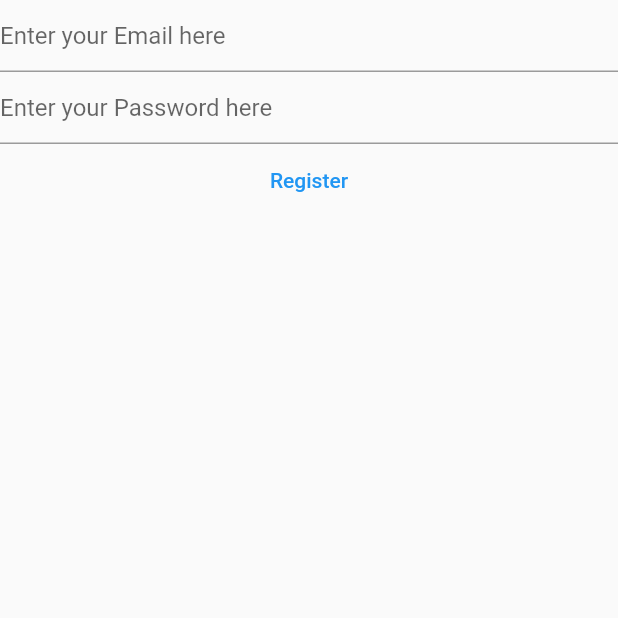
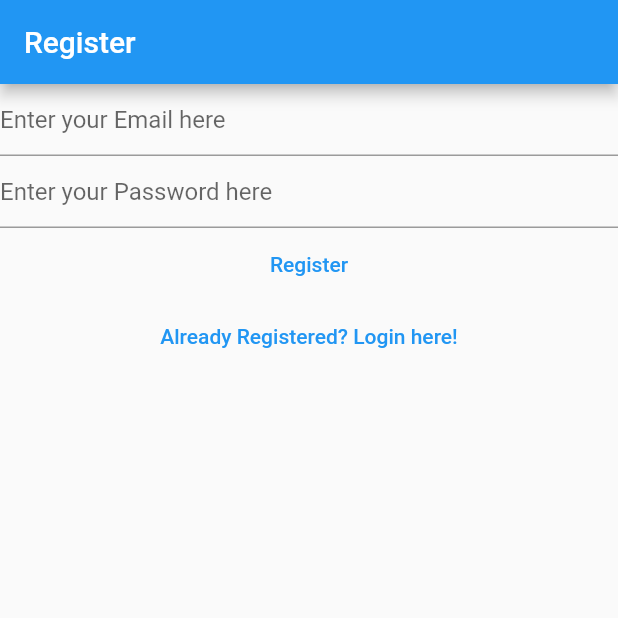
Before and after one commit to stellarboymihir/mynotes, a Flutter app: the RegisterView screen opened directly, on a phone screen of 412 x 824 dp, the top half of it. Run offline on Flutter 3.47's test engine with Material 2 defaults, Android fonts, the phone set to English and light mode, and no system bars; our stand-ins replace firebase_auth, firebase_core; accounts and stored records are empty.

Commit message:
Link between Login and Register View

```diff
--- a/lib/views/login_view.dart
+++ b/lib/views/login_view.dart
@@ -28,7 +28,11 @@ class _LoginViewState extends State<LoginView> {
 
   @override
   Widget build(BuildContext context) {
-    return Column(
+    return Scaffold(
+      appBar: AppBar(
+        title: const Text('Login'),
+      ),
+      body: Column(
             children: [
               TextField(
                 controller: _email,
@@ -68,7 +72,16 @@ class _LoginViewState extends State<LoginView> {
                 },
                 child: const Text('Login'),
               ),
+              TextButton(
+                onPressed: (){
+                  Navigator.of(context).pushNamedAndRemoveUntil('/register/',
+                  (route) => false,
+                  );
+                },
+                child: const Text('Not Registered yet? Register here!'),
+            ),
           ],
+        ),
     );
   }
 }
--- a/lib/views/register_view.dart
+++ b/lib/views/register_view.dart
@@ -30,7 +30,11 @@ class _RegisterViewState extends State<RegisterView> {
 
   @override
   Widget build(BuildContext context) {
-    return Column(
+    return Scaffold(
+      appBar: AppBar(
+        title: const Text('Register'),
+      ),
+      body: Column(
             children: [
               TextField(
                 controller: _email,
@@ -73,7 +77,16 @@ class _RegisterViewState extends State<RegisterView> {
                 },
                 child: const Text('Register'),
               ),
+              TextButton(onPressed: (){
+                Navigator.of(context).pushNamedAndRemoveUntil(
+                  '/login/',
+                  (route) => false
+                );
+              },
+               child: const Text('Already Registered? Login here!'),
+              )
             ],
+          ),
     );
   }
 }
```
Also changed, not shown: lib/main.dart (+6 -35 lines), lib/views/verify_email_view.dart (added, +37 -0 lines). Lines whose indentation alone changed are shown as unchanged.
